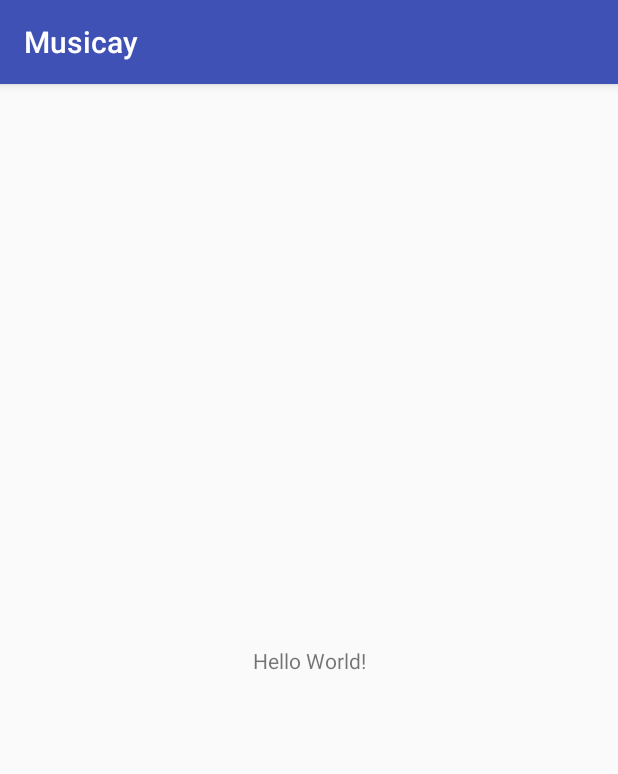
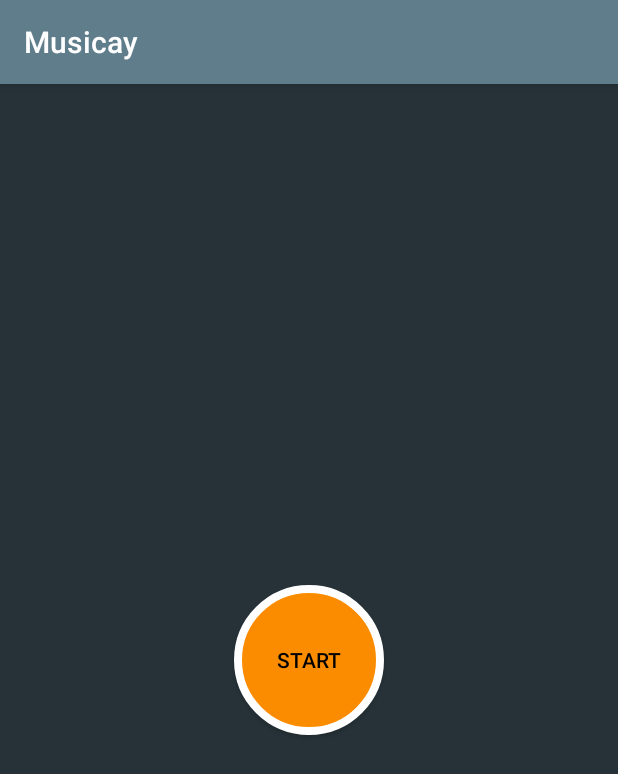
Before and after one commit to xsfjx/Musicay, an Android app: the screen it shows after launch (MainActivity), on a phone screen of 412 x 824 dp. Shown: the top 774 px of the screen. Run offline under Robolectric (Android 15) with nearby library versions, the phone set to English and light mode, and no system bars.

Commit message:
Make first layout desgin

```diff
--- a/app/build.gradle
+++ b/app/build.gradle
@@ -18,7 +18,8 @@ android {
 }
 
 dependencies {
-    implementation fileTree(dir: 'libs', include: ['*.jar'])
+    implementation fileTree(include: ['*.jar'], dir: 'libs')
     implementation 'com.android.support:appcompat-v7:28.+'
     implementation 'com.android.support.constraint:constraint-layout:1.0.2'
+    implementation 'com.android.support:design:28.0.0-beta01'
 }
--- a/app/src/main/java/com/musicay/MainActivity.java
+++ b/app/src/main/java/com/musicay/MainActivity.java
@@ -2,6 +2,7 @@ package com.musicay;
 
 import android.support.v7.app.AppCompatActivity;
 import android.os.Bundle;
+import android.view.View;
 
 public class MainActivity extends AppCompatActivity {
 
@@ -10,4 +11,11 @@ public class MainActivity extends AppCompatActivity {
         super.onCreate(savedInstanceState);
         setContentView(R.layout.activity_main);
     }
+
+    public void btnClick(View view) {
+
+
+
+    }
+
 }
--- /dev/null
+++ b/app/src/main/res/drawable/btn_pressed.xml
@@ -0,0 +1,8 @@
+<?xml version="1.0" encoding="utf-8"?>
+<shape xmlns:android="http://schemas.android.com/apk/res/android">
+    <solid android:color="@color/btnPressed" />
+    <corners android:radius="200dp" />
+    <stroke
+        android:width="5dp"
+        android:color="@color/strokColor" />
+</shape>
--- /dev/null
+++ b/app/src/main/res/drawable/btn_selector.xml
@@ -0,0 +1,5 @@
+<?xml version="1.0" encoding="utf-8"?>
+<selector xmlns:android="http://schemas.android.com/apk/res/android">
+    <item android:drawable="@drawable/btn_pressed" android:state_pressed="true" />
+    <item android:drawable="@drawable/btn_unpressed" android:state_pressed="false" />
+</selector>
--- /dev/null
+++ b/app/src/main/res/drawable/btn_unpressed.xml
@@ -0,0 +1,8 @@
+<?xml version="1.0" encoding="utf-8"?>
+<shape xmlns:android="http://schemas.android.com/apk/res/android">
+    <solid android:color="@color/btnUnPressed" />
+    <corners android:radius="200dp" />
+    <stroke
+        android:width="5dp"
+        android:color="@color/strokColor" />
+</shape>
--- a/app/src/main/res/layout/activity_main.xml
+++ b/app/src/main/res/layout/activity_main.xml
@@ -4,15 +4,32 @@
     xmlns:tools="http://schemas.android.com/tools"
     android:layout_width="match_parent"
     android:layout_height="match_parent"
+    android:background="@color/backGround"
     tools:context=".MainActivity">
 
+    <Button
+        android:id="@+id/btn"
+        android:layout_width="100dp"
+        android:layout_height="100dp"
+        android:background="@drawable/btn_selector"
+        android:onClick="btnClick"
+        android:text="@string/start"
+        android:textColor="@color/textColor"
+        app:layout_constraintBottom_toBottomOf="parent"
+        app:layout_constraintEnd_toEndOf="parent"
+        app:layout_constraintStart_toStartOf="parent"
+        app:layout_constraintTop_toTopOf="parent" />
+
     <TextView
+        android:id="@+id/textView"
         android:layout_width="wrap_content"
         android:layout_height="wrap_content"
-        android:text="Hello World!"
-        app:layout_constraintBottom_toBottomOf="parent"
-        app:layout_constraintLeft_toLeftOf="parent"
-        app:layout_constraintRight_toRightOf="parent"
+        android:text="@string/enjoy"
+        android:textColor="#FFFFFF"
+        android:visibility="invisible"
+        app:layout_constraintBottom_toTopOf="@+id/btn"
+        app:layout_constraintEnd_toEndOf="parent"
+        app:layout_constraintStart_toStartOf="parent"
         app:layout_constraintTop_toTopOf="parent" />
 
 </android.support.constraint.ConstraintLayout>
--- a/app/src/main/res/values/colors.xml
+++ b/app/src/main/res/values/colors.xml
@@ -1,6 +1,11 @@
 <?xml version="1.0" encoding="utf-8"?>
 <resources>
-    <color name="colorPrimary">#3F51B5</color>
-    <color name="colorPrimaryDark">#303F9F</color>
-    <color name="colorAccent">#FF4081</color>
+    <color name="colorPrimary">#607D8B</color>
+    <color name="colorPrimaryDark">#607D8B</color>
+    <color name="colorAccent">#00a2ff</color>
+    <color name="backGround">#263238</color>
+    <color name="btnPressed">#FF9800</color>
+    <color name="btnUnPressed">#FB8C00</color>
+    <color name="strokColor">#FFFFFF</color>
+    <color name="textColor">#000000</color>
 </resources>
--- a/app/src/main/res/values/strings.xml
+++ b/app/src/main/res/values/strings.xml
@@ -1,3 +1,5 @@
 <resources>
     <string name="app_name">Musicay</string>
+    <string name="enjoy">ENJOY ;)</string>
+    <string name="start">Start</string>
 </resources>
```
